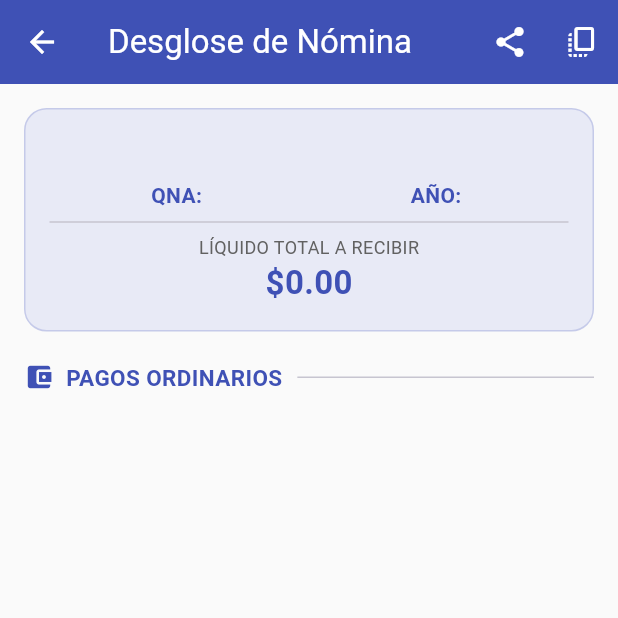
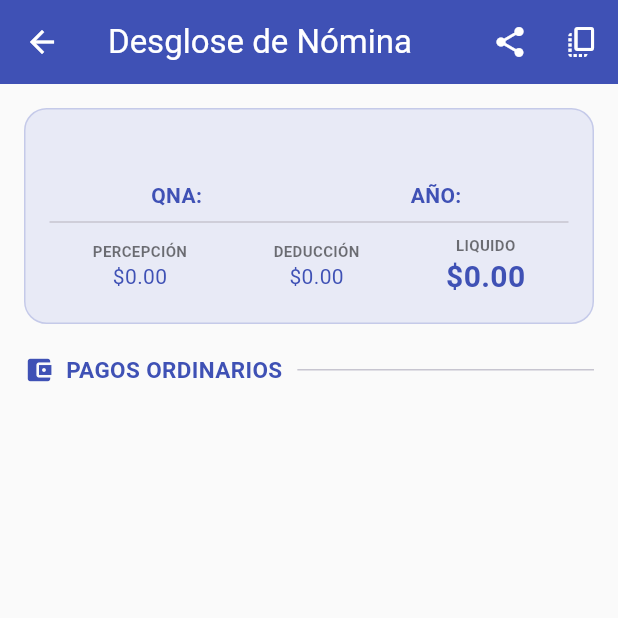
Before and after one commit to decoy91/plantillas, a Flutter app: the DesgloseNominaScreen screen opened directly with empty values, on a phone screen of 412 x 824 dp, the top half of it. Run offline on Flutter 3.47's test engine with Material 3 defaults, Android fonts, the phone set to English and light mode, and no system bars; our stand-ins replace lottie, pdf, printing, share_plus, shared_preferences; accounts and stored records are empty; network calls fail; project files that could hold a hidden picture were left out.

Commit message:
Se mejoro la visualizacion para web

```diff
--- a/lib/screens/desglose_nomina_screen.dart
+++ b/lib/screens/desglose_nomina_screen.dart
@@ -1,6 +1,6 @@
-//lib/screens/desglose_nomina_screen.dart
 import 'package:flutter/material.dart';
 import 'package:flutter/services.dart';
+import 'package:flutter/foundation.dart'; // Importante para kIsWeb
 import 'package:intl/intl.dart';
 import 'package:pdf/pdf.dart';
 import 'package:pdf/widgets.dart' as pw;
@@ -33,12 +33,11 @@ class DesgloseNominaScreen extends StatelessWidget {
         margin: const pw.EdgeInsets.all(20),
         build: (pw.Context context) {
           return pw.Stack(
-            alignment: pw.Alignment.center, // Alineación base para el Stack
+            alignment: pw.Alignment.center,
             children: [
-              // --- MARCA DE AGUA CORREGIDA ---
               pw.Center(
                 child: pw.Opacity(
-                  opacity: 0.07, // Un poco más tenue para no estorbar
+                  opacity: 0.07,
                   child: pw.Transform.rotate(
                     angle: 0.5,
                     child: pw.Text(
@@ -52,7 +51,6 @@ class DesgloseNominaScreen extends StatelessWidget {
                   ),
                 ),
               ),
-              // --- CONTENIDO PRINCIPAL ---
               pw.Column(
                 crossAxisAlignment: pw.CrossAxisAlignment.start,
                 children: [
@@ -94,11 +92,6 @@ class DesgloseNominaScreen extends StatelessWidget {
                   ],
                   pw.Spacer(),
                   pw.Divider(thickness: 1.5, color: PdfColors.indigo),
-                  // pw.Align(
-                  //   alignment: pw.Alignment.centerRight,
-                  //   child: pw.Text("LÍQUIDO TOTAL A PAGAR: ${fmt.format(_getNetoTotal())}",
-                  //       style: pw.TextStyle(fontSize: 12, fontWeight: pw.FontWeight.bold, color: PdfColors.indigo)),
-                  // ),
                 ],
               ),
             ],
@@ -110,7 +103,6 @@ class DesgloseNominaScreen extends StatelessWidget {
     await Printing.sharePdf(bytes: await pdf.save(), filename: 'Desglose_${registro.rfc}.pdf');
   }
 
-  // WIDGET PARA TABLA CON TOTAL EN EL ENCABEZADO
   pw.Widget _buildTablaPDF(String titulo, List<MapEntry<String, double>> items, PdfColor color, double fontSize, NumberFormat fmt, double montoTotal) {
     if (items.isEmpty) return pw.SizedBox();
     return pw.Column(children: [
@@ -169,15 +161,12 @@ class DesgloseNominaScreen extends StatelessWidget {
 
   void _copiarAlPortapapeles(BuildContext context) {
     final fmt = NumberFormat.currency(locale: 'es_MX', symbol: '\$');
-
-    // 1. Encabezado General
     String texto = "📄 *DESGLOSE DE NÓMINA*\n";
     texto += "👤 *${registro.nombre}*\n";
     texto += "🆔 RFC: ${registro.rfc}\n";
     texto += "📅 QNA: ${registro.qna} | AÑO: ${registro.anio}\n";
     texto += "----------------------------------\n\n";
 
-    // 2. Procesar Bloque Ordinario
     texto += "🔹 *PAGOS ORDINARIOS*\n";
     final perOrd = _filtrarConceptos(registro.desgloseOrdinario, 'P');
     final dedOrd = _filtrarConceptos(registro.desgloseOrdinario, 'D');
@@ -199,38 +188,26 @@ class DesgloseNominaScreen extends StatelessWidget {
     }
     texto += "*Neto Ordinario:* ${fmt.format(registro.per - registro.ded)}\n\n";
 
-    // 3. Procesar Bloques Extraordinarios (si existen)
     if (registro.desglosesExtras.isNotEmpty) {
       texto += "----------------------------------\n";
       texto += "🔸 *PAGOS EXTRAORDINARIOS*\n";
-
       for (var extra in registro.desglosesExtras) {
         texto += "\n📌 *Concepto: ${extra['qna_label']}*\n";
-
         final perEx = _filtrarConceptos(extra['conceptos'], 'P');
         final dedEx = _filtrarConceptos(extra['conceptos'], 'D');
-
         if (perEx.isNotEmpty) {
-          for (var e in perEx) {
-            texto += "  • ${e.key}: ${fmt.format(e.value)}\n";
-          }
+          for (var e in perEx) { texto += "  • ${e.key}: ${fmt.format(e.value)}\n"; }
         }
         if (dedEx.isNotEmpty) {
-          for (var e in dedEx) {
-            texto += "  • ${e.key}: ${fmt.format(e.value)}\n";
-          }
+          for (var e in dedEx) { texto += "  • ${e.key}: ${fmt.format(e.value)}\n"; }
         }
         texto += "  *Subtotal Extra:* ${fmt.format((extra['per'] ?? 0) - (extra['ded'] ?? 0))}\n";
       }
     }
-
-    // 4. Pie de página con el Total Global
     texto += "\n========================\n";
     texto += "💰 *LÍQUIDO TOTAL: ${fmt.format(_getNetoTotal())}*";
 
-    // Copiar al sistema
     Clipboard.setData(ClipboardData(text: texto));
-
     ScaffoldMessenger.of(context).showSnackBar(
       const SnackBar(
         content: Text("Desglose completo copiado al portapapeles"),
@@ -244,8 +221,11 @@ class DesgloseNominaScreen extends StatelessWidget {
     final fmt = NumberFormat.currency(locale: 'es_MX', symbol: '\$');
     final perOrdinarias = _filtrarConceptos(registro.desgloseOrdinario, 'P');
     final dedOrdinarias = _filtrarConceptos(registro.desgloseOrdinario, 'D');
+    final double maxContentWidth = kIsWeb ? 850 : double.infinity;
 
-    return Scaffold(
+    return
+    SelectionArea(
+      child: Scaffold(
         appBar: AppBar(
           title: const Text("Desglose de Nómina"),
           backgroundColor: Colors.indigo,
@@ -262,7 +242,11 @@ class DesgloseNominaScreen extends StatelessWidget {
             ),
           ],
         ),
-      body: ListView(
+        body: SafeArea(
+          child: Center(
+            child: ConstrainedBox(
+              constraints: BoxConstraints(maxWidth: maxContentWidth),
+              child: ListView(
                 padding: const EdgeInsets.all(16),
                 children: [
                   _buildBannerInfo(fmt),
@@ -295,12 +279,15 @@ class DesgloseNominaScreen extends StatelessWidget {
                   ],
                 ],
               ),
+            ),
+          ),
+        ),
+      ),
     );
   }
 
-  // (Se mantienen los widgets auxiliares _buildBannerInfo, _buildCardGrupo y _HeaderSeccion del código anterior)
   Widget _buildBannerInfo(NumberFormat fmt) {
-    double totalNetoTodo = _getNetoTotal();
+    //double totalNetoTodo = _getNetoTotal();
     return Container(
       width: double.infinity,
       padding: const EdgeInsets.all(16),
@@ -310,23 +297,40 @@ class DesgloseNominaScreen extends StatelessWidget {
           border: Border.all(color: Colors.indigo.shade100)),
       child: Column(
         children: [
-          Text(registro.nombre ?? "", textAlign: TextAlign.center, style: const TextStyle(fontWeight: FontWeight.bold, fontSize: 16)),
+          Text(registro.nombre ?? "", textAlign: TextAlign.center, style: const TextStyle(fontWeight: FontWeight.bold, fontSize: kIsWeb ? 25 : 16)),
           const SizedBox(height: 8),
           Row(
             mainAxisAlignment: MainAxisAlignment.spaceAround,
             children: [
-              Text("QNA: ${registro.qna}", style: const TextStyle(color: Colors.indigo, fontWeight: FontWeight.bold)),
-              Text("AÑO: ${registro.anio}", style: const TextStyle(color: Colors.indigo, fontWeight: FontWeight.bold)),
+              Text("QNA: ${registro.qna}", style: const TextStyle(color: Colors.indigo, fontWeight: FontWeight.bold, fontSize: kIsWeb ? 23 : null)),
+              Text("AÑO: ${registro.anio}", style: const TextStyle(color: Colors.indigo, fontWeight: FontWeight.bold, fontSize: kIsWeb ? 23 : null)),
             ],
           ),
           const Divider(),
-          Text("LÍQUIDO TOTAL A RECIBIR", style: TextStyle(color: Colors.grey.shade700, fontSize: 12)),
-          Text(fmt.format(totalNetoTodo), style: const TextStyle(color: Colors.indigo, fontWeight: FontWeight.bold, fontSize: 22)),
+          Row(
+                mainAxisAlignment: MainAxisAlignment.spaceAround,
+                children: [
+                  _moneyCol("PERCEPCIÓN", registro.per, Colors.indigo, isBold: kIsWeb ? true : false),
+                  _moneyCol("DEDUCCIÓN", registro.ded, Colors.indigo, isBold: kIsWeb ? true : false),
+                  _moneyCol("LIQUIDO", registro.neto, Colors.indigo, isBold: true),
+                ],
+              ),
         ],
       ),
     );
   }
-
+Widget _moneyCol(String label, double val, Color color, {bool isBold = false}) {
+    final fmt = NumberFormat.currency(locale: 'es_MX', symbol: '\$');
+    return Column(
+      children: [
+        Text(label, style: const TextStyle(color: Colors.black54, fontSize: kIsWeb ? 20 : 10, fontWeight: FontWeight.bold)),
+        Text(
+          fmt.format(val),
+          style: TextStyle(color: color, fontSize: isBold ? 20 : 14, fontWeight: isBold ? FontWeight.bold : FontWeight.normal),
+        ),
+      ],
+    );
+  }
   Widget _buildCardGrupo(String titulo, List<MapEntry<String, double>> items, Color color, double montoTotal) {
     final fmt = NumberFormat.currency(locale: 'es_MX', symbol: '\$');
     if (items.isEmpty) return const SizedBox.shrink();
@@ -351,8 +355,8 @@ class DesgloseNominaScreen extends StatelessWidget {
           ...items.map((e) => ListTile(
                 dense: true,
                 visualDensity: VisualDensity.compact,
-                title: Text(e.key, style: const TextStyle(fontSize: 13)),
-                trailing: Text(fmt.format(e.value), style: TextStyle(color: color.withValues(alpha: 0.7), fontWeight: FontWeight.bold)),
+                title: Text(e.key, style: const TextStyle(fontSize: kIsWeb ? 18 : 13)),
+                trailing: Text(fmt.format(e.value), style: TextStyle(fontSize: kIsWeb ? 18 : 13, color: color.withValues(alpha: 0.7), fontWeight: FontWeight.bold)),
               )),
         ],
       ),
```
Also changed, not shown: lib/screens/admin_screen.dart (+79 -17 lines), lib/screens/busqueda_screen.dart (+68 -29 lines), lib/screens/detalle_screen.dart (+39 -28 lines), lib/screens/login_screen.dart (+16 -15 lines), lib/services/api_service.dart (+11 -4 lines), 1 other file. Lines whose indentation alone changed are shown as unchanged.
